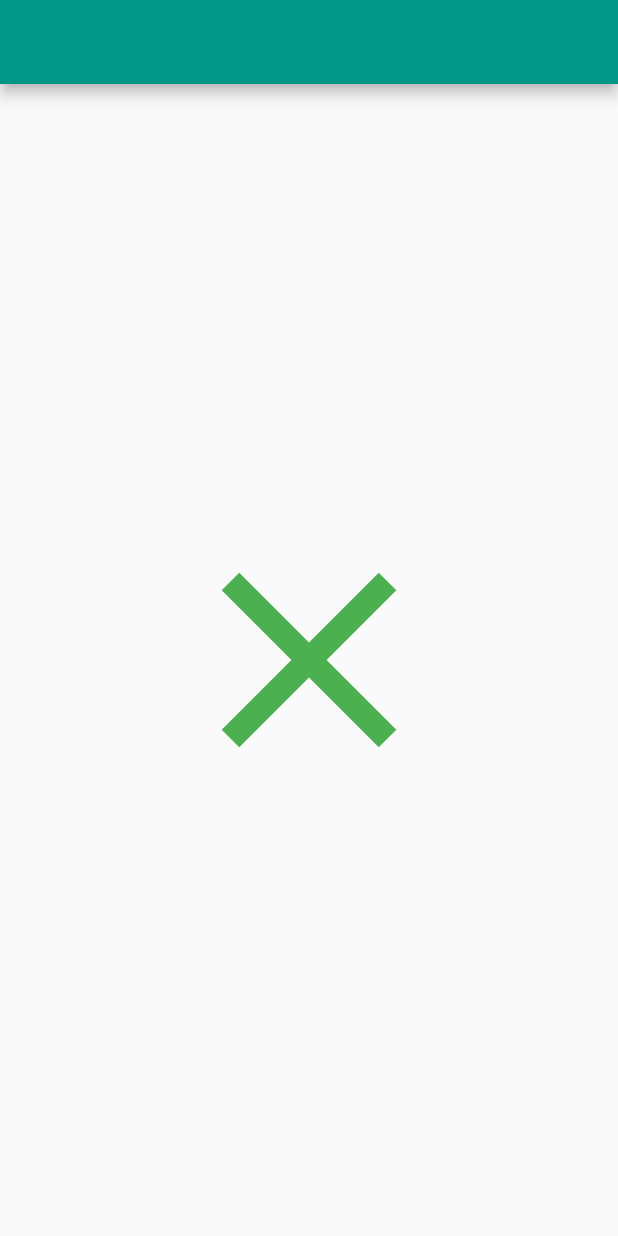
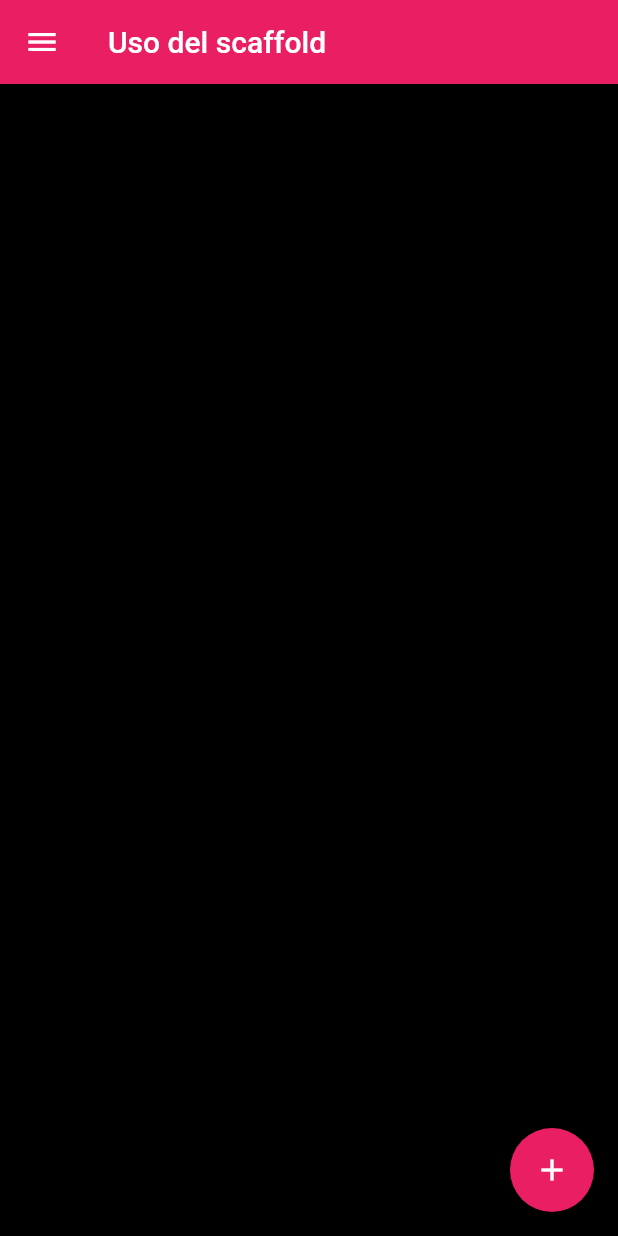
Before and after one commit to soyyjorgito/flutterapp, a Flutter app: the screen it shows after launch, on a phone screen of 412 x 824 dp. Run offline on Flutter 3.47's test engine with Material 2 defaults, Android fonts, the phone set to English and light mode, and no system bars.

Commit message:
Uso del scaffold

```diff
--- a/lib/main.dart
+++ b/lib/main.dart
@@ -13,7 +13,7 @@ class MyApp extends StatelessWidget {
     return MaterialApp(
       title: 'Flutter Demo',
       theme: ThemeData(
-        primarySwatch: Colors.teal,
+        primarySwatch: Colors.pink,
       ),
       home: MyHomePage(),
     );
@@ -27,15 +27,16 @@ class MyHomePage extends StatelessWidget {
   Widget build(BuildContext context) {
     // TODO: implement build
     return Scaffold(
-        appBar: AppBar(),
-        body: Center(
-          child: IconButton(
-            icon: Icon(Icons.close),
-            onPressed: () => print("Hola"),
-            color: Colors.green,
-            iconSize: 200,
-            )
-          )
-        );
+      appBar: AppBar(
+        title: Text("Uso del scaffold"),
+      ),
+      body: Center(),
+      floatingActionButton:
+          FloatingActionButton(child: Icon(Icons.add), onPressed: () => {}),
+      drawer: Drawer(
+        backgroundColor: Colors.pink,
+      ),
+      backgroundColor: Colors.black,
+    );
   }
 }
```
